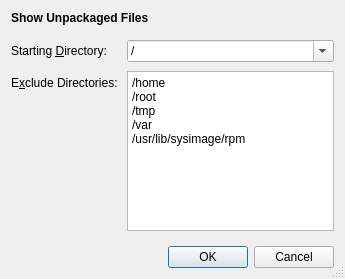
First picture: the form in src/show-unpkg-files-dialog.ui, repository shundhammer/qdirstat, before the edit.
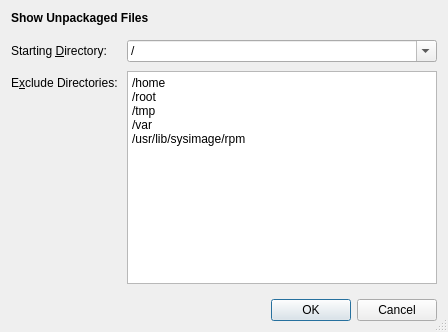
Second picture: the form after the edit.

The edit to the form file:
```diff
--- a/src/show-unpkg-files-dialog.ui
+++ b/src/show-unpkg-files-dialog.ui
@@ -6,8 +6,8 @@
    <rect>
     <x>0</x>
     <y>0</y>
-    <width>345</width>
-    <height>279</height>
+    <width>448</width>
+    <height>332</height>
    </rect>
   </property>
   <property name="windowTitle">
```
